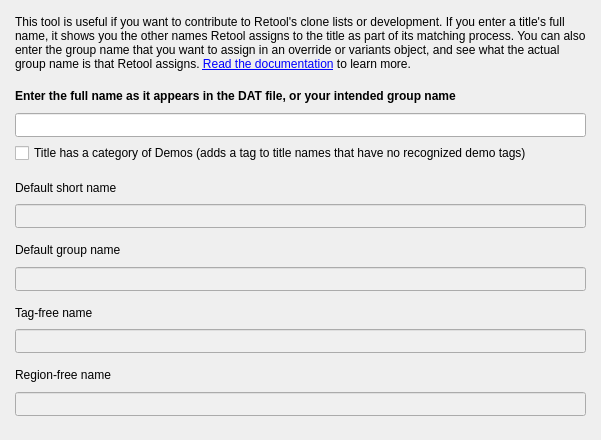
unexpectedpanda/retool, file qt_source/retool-clone-list-name.ui: the form before one commit.
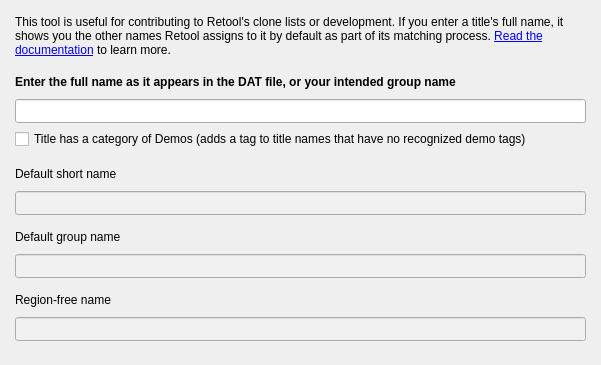
The form after the commit. Icons and pictures are not drawn. Custom widgets are drawn as their Qt base class.

Patch:
```diff
--- a/qt_source/retool-clone-list-name.ui
+++ b/qt_source/retool-clone-list-name.ui
@@ -7,7 +7,7 @@
     <x>0</x>
     <y>0</y>
     <width>601</width>
-    <height>440</height>
+    <height>365</height>
    </rect>
   </property>
   <property name="sizePolicy">
@@ -19,13 +19,13 @@
   <property name="minimumSize">
    <size>
     <width>601</width>
-    <height>440</height>
+    <height>350</height>
    </size>
   </property>
   <property name="maximumSize">
    <size>
     <width>601</width>
-    <height>440</height>
+    <height>365</height>
    </size>
   </property>
   <property name="font">
@@ -68,7 +68,7 @@
        </font>
       </property>
       <property name="text">
-       <string>&lt;html&gt;&lt;head/&gt;&lt;body&gt;&lt;p&gt;This tool is useful if you want to contribute to Retool's clone lists or development. If you enter a title's full name, it shows you the other names Retool assigns to the title as part of its matching process. You can also enter the group name that you want to assign in an override or variants object, and see what the actual group name is that Retool assigns. &lt;a href=&quot;https://unexpectedpanda.github.io/retool/naming-system/&quot;&gt;&lt;span style=&quot; text-decoration: underline; color:#0000ff;&quot;&gt;Read the documentation&lt;/span&gt;&lt;/a&gt; to learn more.&lt;/p&gt;&lt;/body&gt;&lt;/html&gt;</string>
+       <string>&lt;html&gt;&lt;head/&gt;&lt;body&gt;&lt;p&gt;This tool is useful for contributing to Retool's clone lists or development. If you enter a title's full name, it shows you the other names Retool assigns to it by default as part of its matching process. &lt;a href=&quot;https://unexpectedpanda.github.io/retool/naming-system/&quot;&gt;&lt;span style=&quot; text-decoration: underline; color:#0000ff;&quot;&gt;Read the documentation&lt;/span&gt;&lt;/a&gt; to learn more.&lt;/p&gt;&lt;/body&gt;&lt;/html&gt;</string>
       </property>
       <property name="scaledContents">
        <bool>false</bool>
@@ -313,85 +313,6 @@
       </property>
      </spacer>
     </item>
-    <item>
-     <widget class="QLabel" name="labelTagFreeName">
-      <property name="font">
-       <font>
-        <family>Segoe UI</family>
-        <bold>false</bold>
-       </font>
-      </property>
-      <property name="text">
-       <string>Tag-free name</string>
-      </property>
-     </widget>
-    </item>
-    <item>
-     <widget class="QLineEdit" name="lineEditTagFreeName">
-      <property name="minimumSize">
-       <size>
-        <width>320</width>
-        <height>24</height>
-       </size>
-      </property>
-      <property name="palette">
-       <palette>
-        <active>
-         <colorrole role="Base">
-          <brush brushstyle="SolidPattern">
-           <color alpha="255">
-            <red>240</red>
-            <green>240</green>
-            <blue>240</blue>
-           </color>
-          </brush>
-         </colorrole>
-        </active>
-        <inactive>
-         <colorrole role="Base">
-          <brush brushstyle="SolidPattern">
-           <color alpha="255">
-            <red>240</red>
-            <green>240</green>
-            <blue>240</blue>
-           </color>
-          </brush>
-         </colorrole>
-        </inactive>
-        <disabled>
-         <colorrole role="Base">
-          <brush brushstyle="SolidPattern">
-           <color alpha="255">
-            <red>240</red>
-            <green>240</green>
-            <blue>240</blue>
-           </color>
-          </brush>
-         </colorrole>
-        </disabled>
-       </palette>
-      </property>
-      <property name="readOnly">
-       <bool>true</bool>
-      </property>
-     </widget>
-    </item>
-    <item>
-     <spacer name="verticalSpacer_4">
-      <property name="orientation">
-       <enum>Qt::Vertical</enum>
-      </property>
-      <property name="sizeType">
-       <enum>QSizePolicy::Fixed</enum>
-      </property>
-      <property name="sizeHint" stdset="0">
-       <size>
-        <width>20</width>
-        <height>5</height>
-       </size>
-      </property>
-     </spacer>
-    </item>
     <item>
      <widget class="QLabel" name="labelRegionFreeName">
       <property name="font">
```
